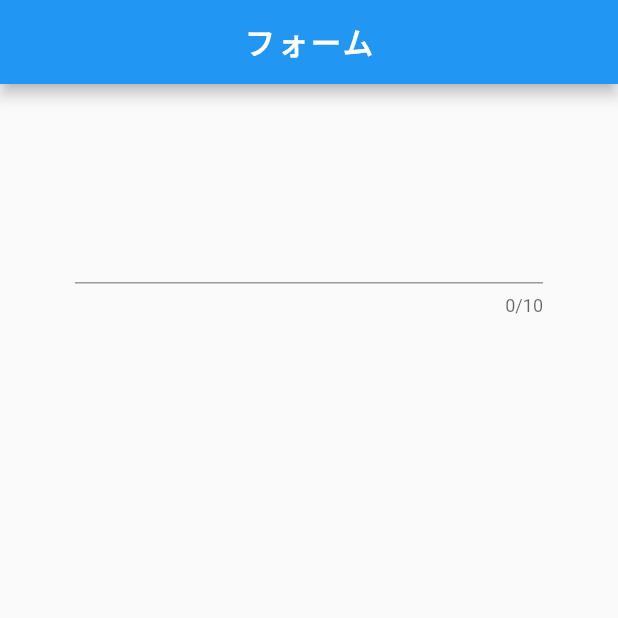
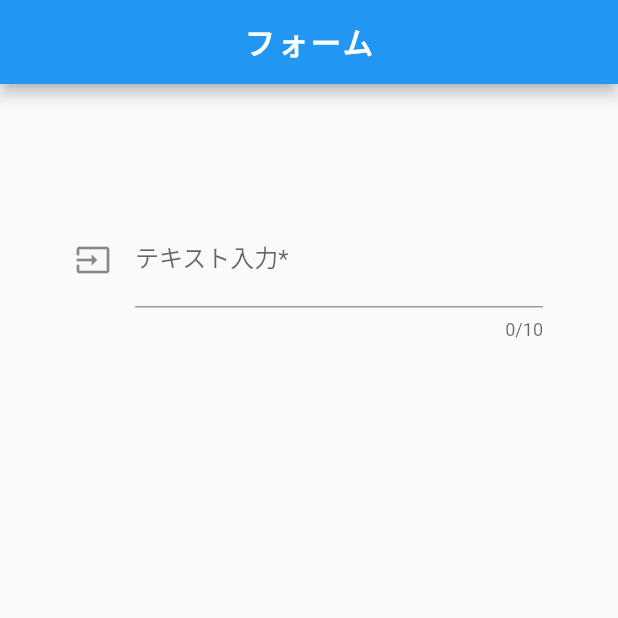
Before and after one commit to you1978/flutter_app_for_quiz, a Flutter app: the screen it shows after launch, on a phone screen of 412 x 824 dp, the top half of it. Run offline on Flutter 3.47's test engine with Material 2 defaults, Android fonts, the phone set to English and light mode, and no system bars.

Commit message:
中級２問目更新

```diff
--- a/lib/main.dart
+++ b/lib/main.dart
@@ -62,6 +62,11 @@ class _ChangeFormState extends State<ChangeForm>{
             style: TextStyle(color:Colors.red),
             obscureText: false,
             maxLines:1,
+            decoration:const InputDecoration(
+              icon: Icon(Icons.input),
+              hintText:'何かテキストを入れてください',
+              labelText: "テキスト入力*"
+            ),
             onChanged:_handleText,
           ),
         ],
```
